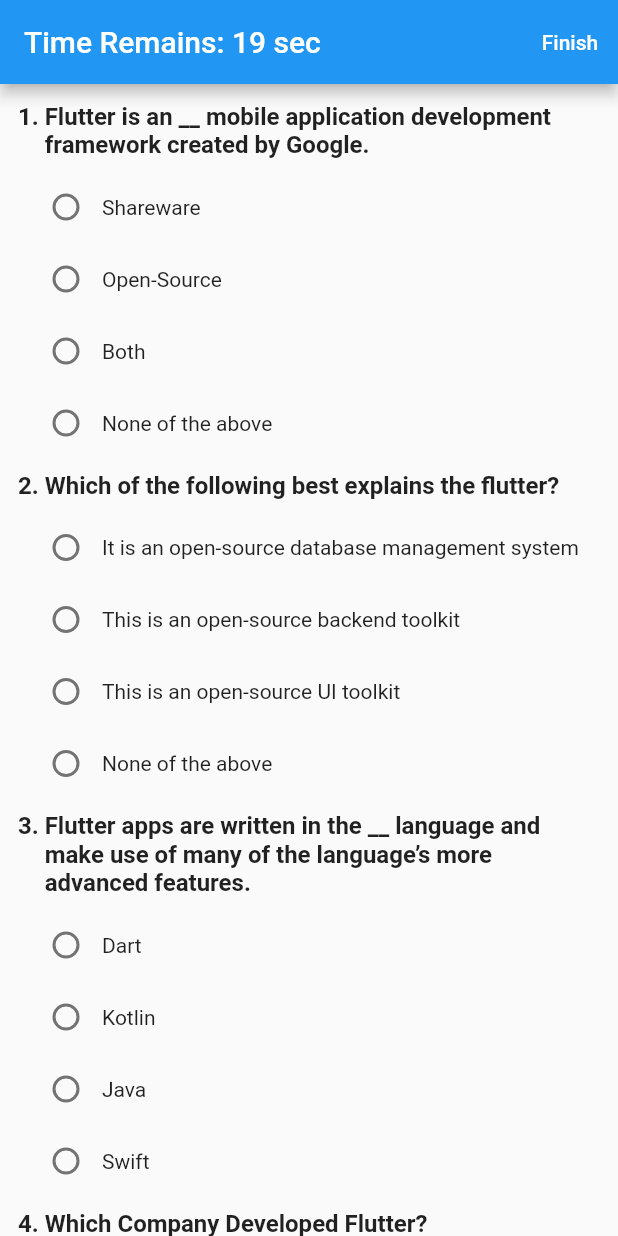
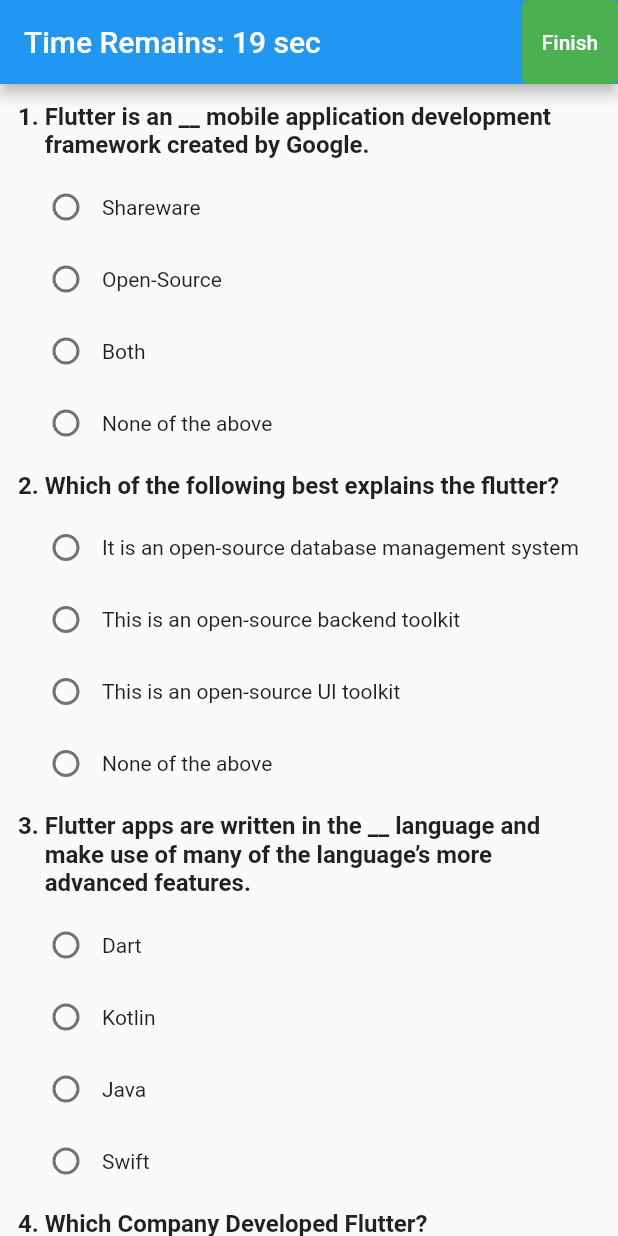
Before and after one commit to Tofazzal-2443/Quiz-App, a Flutter app: the screen it shows after launch, after a tap on "Start", on a phone screen of 412 x 824 dp. Run offline on Flutter 3.47's test engine with Material 2 defaults, Android fonts, the phone set to English and light mode, and no system bars.

Commit message:
update 0.1

```diff
--- a/lib/main.dart
+++ b/lib/main.dart
@@ -12,6 +12,7 @@ class MyApp extends StatelessWidget {
   @override
   Widget build(BuildContext context) {
     return MaterialApp(
+      debugShowCheckedModeBanner: false,
       title: 'Flutter Demo',
       theme: ThemeData(
 
--- a/lib/pages/home_page.dart
+++ b/lib/pages/home_page.dart
@@ -5,7 +5,6 @@ import 'package:flutter/material.dart';
 import 'package:quiz_app/custom_widget/quiz_item.dart';
 import 'package:quiz_app/db/temp_db.dart';
 import 'package:quiz_app/pages/result_page.dart';
-
 
 class HomePage extends StatefulWidget {
   const HomePage({Key? key}) : super(key: key);
@@ -51,9 +50,11 @@ class _HomePageState extends State<HomePage> {
         appBar: AppBar(
           title: Text('Time Remains: $count sec'),
           actions: [
-            if(hasQuizStarted) TextButton(
+            if (hasQuizStarted)
+              TextButton(
                 style: TextButton.styleFrom(
                   foregroundColor: Colors.white,
+                  backgroundColor: Colors.green,
                 ),
                 onPressed: () {
                   stopTimer();
@@ -61,7 +62,8 @@ class _HomePageState extends State<HomePage> {
                 },
                 child: const Text('Finish'),
               ),
-            if(!hasQuizStarted) TextButton(
+            if (!hasQuizStarted)
+              TextButton(
                 style: TextButton.styleFrom(
                   foregroundColor: Colors.white,
                 ),
@@ -91,11 +93,17 @@ class _HomePageState extends State<HomePage> {
                 );
               },
             ),
-            if(!hasQuizStarted) Container(
+            if (!hasQuizStarted)
+              Container(
                 color: Colors.white,
                 alignment: Alignment.center,
-              child: Text('Click Start button to start the Quiz'),
-
+                child: Text(
+                  'Click Start button to start the Quiz',
+                  style: TextStyle(
+                    fontSize: 17,
+                    fontWeight: FontWeight.w600,
+                  ),
+                ),
               ),
           ],
         ));
@@ -103,7 +111,6 @@ class _HomePageState extends State<HomePage> {
 
   void navigateToResult() {
     Navigator.pushReplacement(
-        context,
-        MaterialPageRoute(builder: (context) => const ResultPage()));
+        context, MaterialPageRoute(builder: (context) => const ResultPage()));
   }
 }
```
Lines whose indentation alone changed are shown as unchanged.
